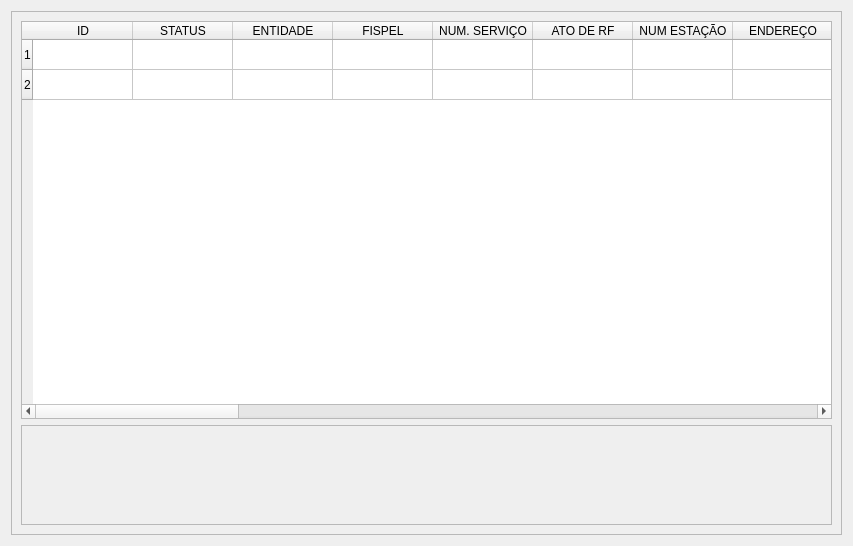
The window that src/main/python/views/anatel_dialog.ui (samuelterra22/Analysis-of-antenna-coverage) describes before a commit, drawn with Qt 5.
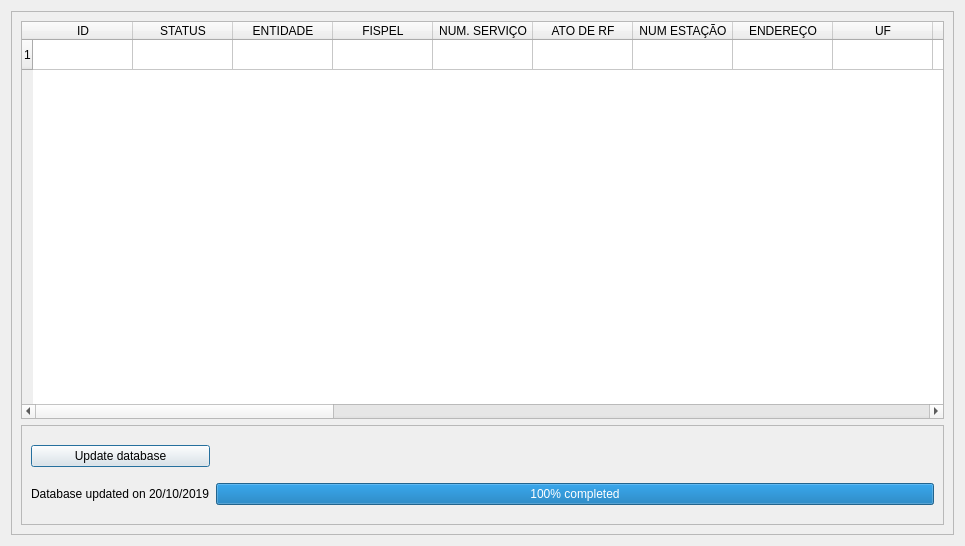
The same window after the commit.

Commit message: Add about dialog and help dialog

Patch:
```diff
--- a/src/main/python/views/anatel_dialog.ui
+++ b/src/main/python/views/anatel_dialog.ui
@@ -6,7 +6,7 @@
    <rect>
     <x>0</x>
     <y>0</y>
-    <width>853</width>
+    <width>965</width>
     <height>546</height>
    </rect>
   </property>
@@ -16,6 +16,12 @@
   <property name="locale">
    <locale language="Portuguese" country="Brazil"/>
   </property>
+  <property name="sizeGripEnabled">
+   <bool>false</bool>
+  </property>
+  <property name="modal">
+   <bool>true</bool>
+  </property>
   <layout class="QVBoxLayout" name="verticalLayout_2">
    <item>
     <widget class="QFrame" name="main_frame">
@@ -35,7 +41,7 @@
          <bool>false</bool>
         </property>
         <property name="rowCount">
-         <number>2</number>
+         <number>1</number>
         </property>
         <property name="columnCount">
          <number>27</number>
@@ -59,7 +65,6 @@
          <bool>false</bool>
         </attribute>
         <row/>
-        <row/>
         <column>
          <property name="text">
           <string>ID</string>
@@ -205,12 +210,44 @@
           <height>100</height>
          </size>
         </property>
+        <property name="maximumSize">
+         <size>
+          <width>16777215</width>
+          <height>100</height>
+         </size>
+        </property>
         <property name="frameShape">
          <enum>QFrame::StyledPanel</enum>
         </property>
         <property name="frameShadow">
          <enum>QFrame::Raised</enum>
         </property>
+        <layout class="QGridLayout" name="gridLayout">
+         <item row="1" column="3">
+          <widget class="QProgressBar" name="progress_bar_anatel">
+           <property name="value">
+            <number>100</number>
+           </property>
+           <property name="format">
+            <string>%p% completed</string>
+           </property>
+          </widget>
+         </item>
+         <item row="1" column="1">
+          <widget class="QLabel" name="label_3">
+           <property name="text">
+            <string>Database updated on 20/10/2019</string>
+           </property>
+          </widget>
+         </item>
+         <item row="0" column="1">
+          <widget class="QPushButton" name="pushButton">
+           <property name="text">
+            <string>Update database</string>
+           </property>
+          </widget>
+         </item>
+        </layout>
        </widget>
       </item>
      </layout>
```
Left out of the diff: 3 changed lines with no effect on the pictures. The commit also changes 4 other files.
